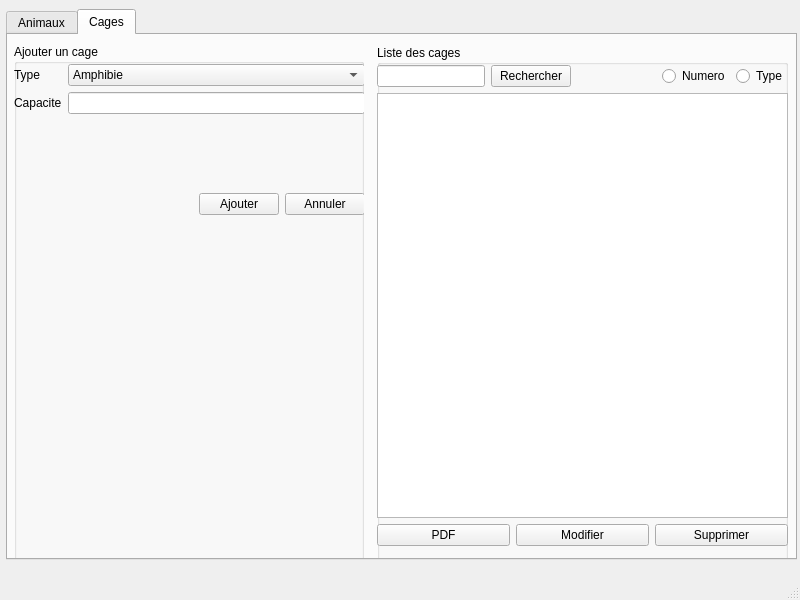
Before: the Qt Designer form hidaya/mainwindow.ui in wassimbenr/qt-project-Zoo, drawn with Qt 5.
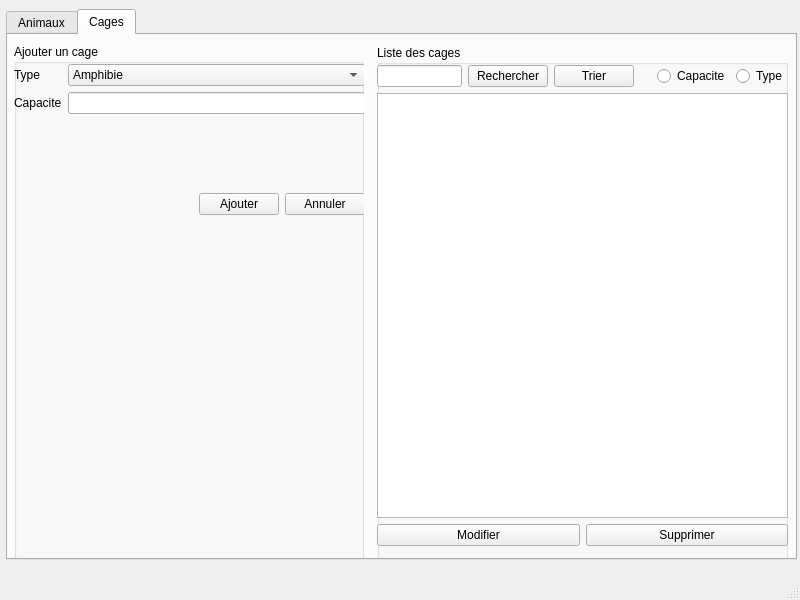
After: the same form once the commit is applied.

What changed in the file:
```diff
--- a/hidaya/mainwindow.ui
+++ b/hidaya/mainwindow.ui
@@ -459,6 +459,13 @@
             </property>
            </widget>
           </item>
+          <item>
+           <widget class="QPushButton" name="pushButton_2">
+            <property name="text">
+             <string>Trier</string>
+            </property>
+           </widget>
+          </item>
           <item>
            <spacer name="horizontalSpacer_5">
             <property name="orientation">
@@ -475,7 +482,7 @@
           <item>
            <widget class="QRadioButton" name="radioButton">
             <property name="text">
-             <string>Numero</string>
+             <string>Capacite</string>
             </property>
            </widget>
           </item>
@@ -497,18 +504,14 @@
         </item>
         <item>
          <layout class="QHBoxLayout" name="horizontalLayout_10">
-          <item>
-           <widget class="QPushButton" name="pushButton_PDF">
-            <property name="text">
-             <string>PDF</string>
-            </property>
-           </widget>
-          </item>
           <item>
            <widget class="QPushButton" name="pushButton_modifierC">
             <property name="text">
              <string>Modifier</string>
             </property>
+            <property name="checkable">
+             <bool>true</bool>
+            </property>
            </widget>
           </item>
           <item>
```
Left out of the diff: 23 changed lines with no effect on the pictures.
